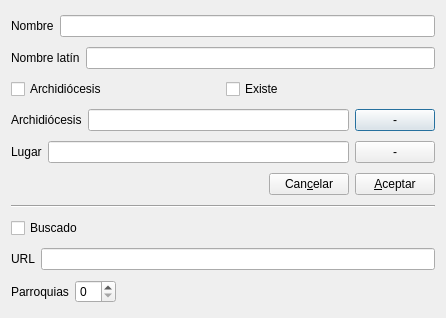
Old version of the form gui/dlgnuevadiocesis.ui in the repository rogorido/qtpredicadores.
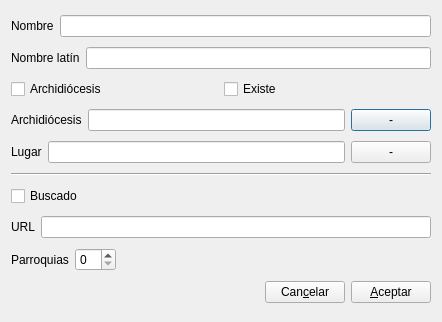
New version of the form. Custom widgets are drawn as their Qt base class.

Patch:
```diff
--- a/gui/dlgnuevadiocesis.ui
+++ b/gui/dlgnuevadiocesis.ui
@@ -6,8 +6,8 @@
    <rect>
     <x>0</x>
     <y>0</y>
-    <width>446</width>
-    <height>318</height>
+    <width>442</width>
+    <height>322</height>
    </rect>
   </property>
   <property name="windowTitle">
@@ -102,37 +102,6 @@
      </item>
     </layout>
    </item>
-   <item>
-    <layout class="QHBoxLayout" name="horizontalLayout_6">
-     <item>
-      <spacer name="horizontalSpacer">
-       <property name="orientation">
-        <enum>Qt::Horizontal</enum>
-       </property>
-       <property name="sizeHint" stdset="0">
-        <size>
-         <width>40</width>
-         <height>20</height>
-        </size>
-       </property>
-      </spacer>
-     </item>
-     <item>
-      <widget class="QPushButton" name="btCancelar">
-       <property name="text">
-        <string>Can&amp;celar</string>
-       </property>
-      </widget>
-     </item>
-     <item>
-      <widget class="QPushButton" name="btOK">
-       <property name="text">
-        <string>&amp;Aceptar</string>
-       </property>
-      </widget>
-     </item>
-    </layout>
-   </item>
    <item>
     <widget class="Line" name="line">
      <property name="frameShadow">
@@ -191,6 +160,37 @@
      </item>
     </layout>
    </item>
+   <item>
+    <layout class="QHBoxLayout" name="horizontalLayout_6">
+     <item>
+      <spacer name="horizontalSpacer">
+       <property name="orientation">
+        <enum>Qt::Horizontal</enum>
+       </property>
+       <property name="sizeHint" stdset="0">
+        <size>
+         <width>40</width>
+         <height>20</height>
+        </size>
+       </property>
+      </spacer>
+     </item>
+     <item>
+      <widget class="QPushButton" name="btCancelar">
+       <property name="text">
+        <string>Can&amp;celar</string>
+       </property>
+      </widget>
+     </item>
+     <item>
+      <widget class="QPushButton" name="btOK">
+       <property name="text">
+        <string>&amp;Aceptar</string>
+       </property>
+      </widget>
+     </item>
+    </layout>
+   </item>
   </layout>
  </widget>
  <customwidgets>
```
Left out of the diff: 4 changed lines with no effect on the pictures.
